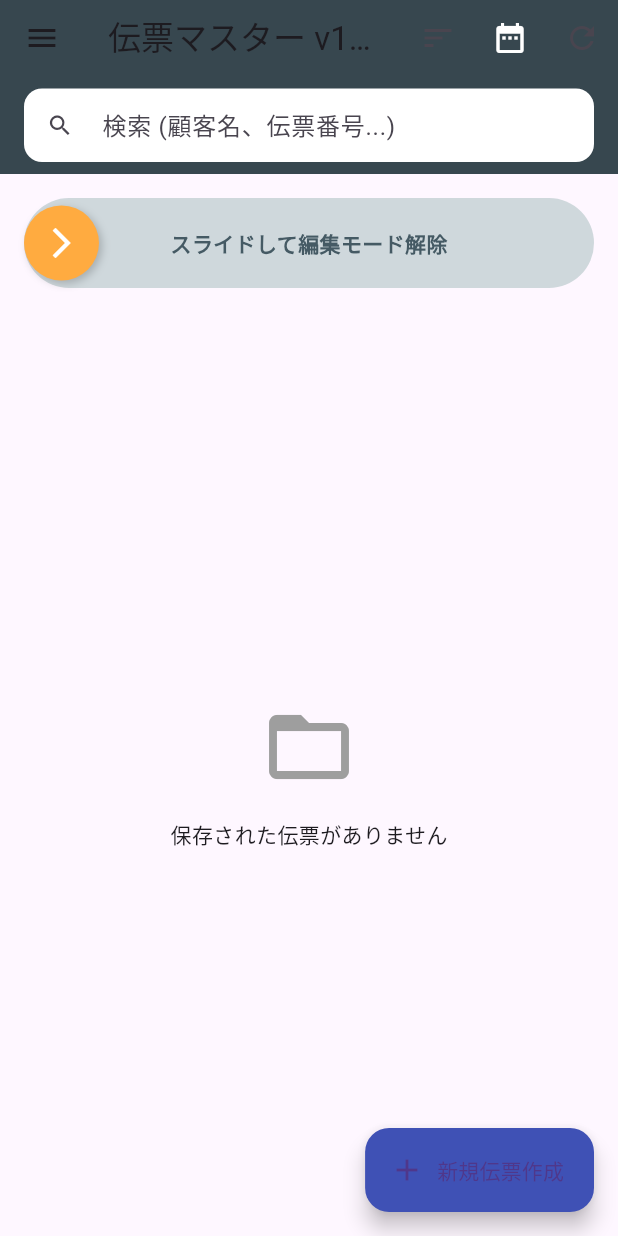
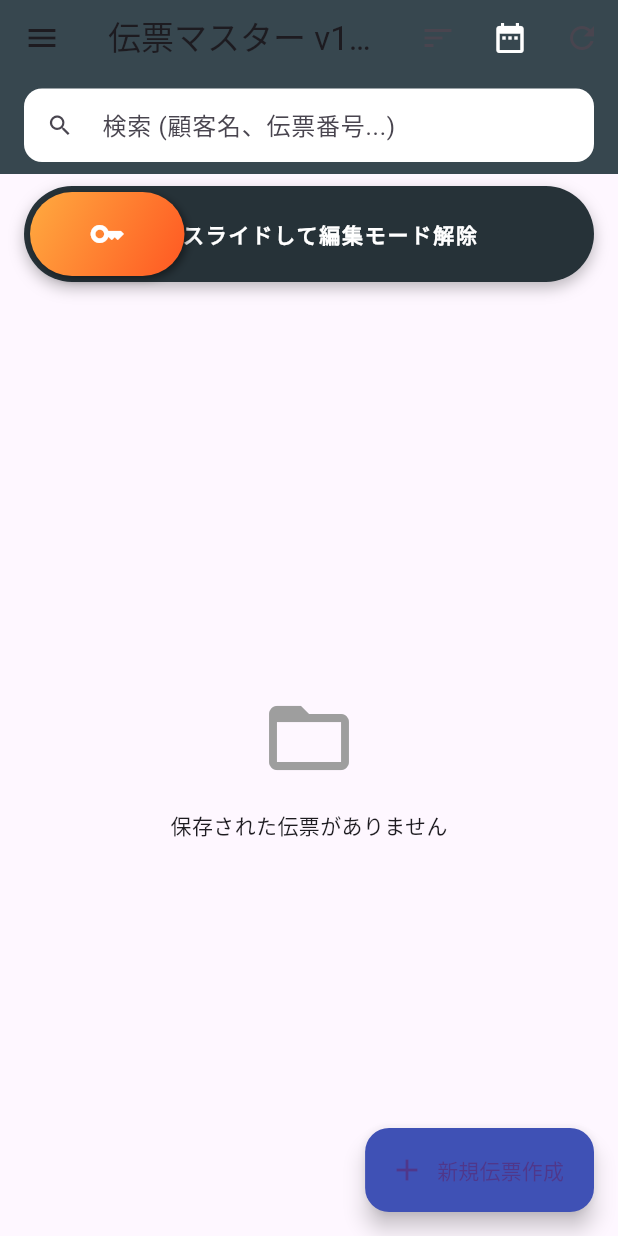
Before and after one commit to krasherjoe/h-1-0, a Flutter app: the screen it shows after launch, on a phone screen of 412 x 824 dp. Run offline on Flutter 3.47's test engine with Material 3 defaults, Android fonts, the phone set to English and light mode, and no system bars; our stand-ins replace flutter_contacts, geolocator, image_picker, open_filex, package_info_plus, pdf and 3 more; missing offline and left inert: esc_pos_utils_plus, mobile_scanner, print_bluetooth_thermal; accounts and stored records are empty.

Commit message:
feat: Implement terminal ID and content hash for invoices, enhance PDF generation with QR codes, and refine slide-to-unlock UI.

```diff
--- a/lib/main.dart
+++ b/lib/main.dart
@@ -1,5 +1,5 @@
 // lib/main.dart
-// version: 1.4.3c (Bug Fix: PDF layout error) - Refactored for modularity
+// version: 1.5.01 (Update: SHA256 & Management Features)
 import 'package:flutter/material.dart';
 
 // --- 独自モジュールのインポート ---
@@ -56,7 +56,7 @@ class _InvoiceFlowScreenState extends State<InvoiceFlowScreen> {
   Widget build(BuildContext context) {
     return Scaffold(
       appBar: AppBar(
-        title: const Text("販売アシスト1号 V1.4.3c"),
+        title: const Text("販売アシスト1号 V1.5.01"),
         backgroundColor: Colors.blueGrey,
       ),
       drawer: Drawer(
--- a/lib/models/invoice_models.dart
+++ b/lib/models/invoice_models.dart
@@ -1,5 +1,7 @@
+import 'dart:convert';
+import 'package:crypto/crypto.dart';
+import 'package:intl/intl.dart';
 import 'customer_model.dart';
-import 'package:intl/intl.dart';
 
 class InvoiceItem {
   final String? id;
@@ -62,6 +64,7 @@ class Invoice {
   final DateTime updatedAt;
   final double? latitude; // 追加
   final double? longitude; // 追加
+  final String terminalId; // 追加: 端末識別子
 
   Invoice({
     String? id,
@@ -78,8 +81,17 @@ class Invoice {
     DateTime? updatedAt,
     this.latitude, // 追加
     this.longitude, // 追加
+    String? terminalId, // 追加
   })  : id = id ?? DateTime.now().millisecondsSinceEpoch.toString(),
+        terminalId = terminalId ?? "T1", // デフォルト端末ID
         updatedAt = updatedAt ?? DateTime.now();
+
+  /// 伝票内容から決定論的なハッシュを生成する (SHA256の一部)
+  String get contentHash {
+    final input = "$id|$terminalId|${date.toIso8601String()}|${customer.id}|$totalAmount|${items.map((e) => "${e.description}${e.quantity}${e.unitPrice}").join()}";
+    final bytes = utf8.encode(input);
+    return sha256.convert(bytes).toString().substring(0, 8).toUpperCase();
+  }
 
   String get documentTypeName {
     switch (documentType) {
@@ -99,7 +111,7 @@ class Invoice {
     }
   }
 
-  String get invoiceNumber => "$invoiceNumberPrefix-${DateFormat('yyyyMMdd').format(date)}-${id.substring(id.length > 4 ? id.length - 4 : 0)}";
+  String get invoiceNumber => "$invoiceNumberPrefix-$terminalId-${DateFormat('yyyyMMdd').format(date)}-${id.substring(id.length > 4 ? id.length - 4 : 0)}";
 
   // 表示用の宛名（スナップショットがあれば優先）
   String get customerNameForDisplay => customerFormalNameSnapshot ?? customer.formalName;
@@ -124,6 +136,8 @@ class Invoice {
       'updated_at': updatedAt.toIso8601String(),
       'latitude': latitude, // 追加
       'longitude': longitude, // 追加
+      'terminal_id': terminalId, // 追加
+      'content_hash': contentHash, // 追加
     };
   }
 
--- a/lib/screens/invoice_input_screen.dart
+++ b/lib/screens/invoice_input_screen.dart
@@ -74,7 +74,7 @@ class _InvoiceInputFormState extends State<InvoiceInputForm> {
   }
 
   int get _subTotal => _items.fold(0, (sum, item) => sum + (item.unitPrice * item.quantity));
-  int get _tax => _includeTax ? (_subTotal * _taxRate).round() : 0;
+  int get _tax => _includeTax ? (_subTotal * _taxRate).floor() : 0;
   int get _total => _subTotal + _tax;
 
   Future<void> _saveInvoice({bool generatePdf = true}) async {
--- a/lib/services/database_helper.dart
+++ b/lib/services/database_helper.dart
@@ -2,7 +2,7 @@ import 'package:sqflite/sqflite.dart';
 import 'package:path/path.dart';
 
 class DatabaseHelper {
-  static const _databaseVersion = 9;
+  static const _databaseVersion = 10;
   static final DatabaseHelper _instance = DatabaseHelper._internal();
   static Database? _database;
 
@@ -84,6 +84,10 @@ class DatabaseHelper {
     if (oldVersion < 9) {
       await db.execute('ALTER TABLE company_info ADD COLUMN tax_display_mode TEXT DEFAULT "normal"');
     }
+    if (oldVersion < 10) {
+      await db.execute('ALTER TABLE invoices ADD COLUMN terminal_id TEXT DEFAULT "T1"');
+      await db.execute('ALTER TABLE invoices ADD COLUMN content_hash TEXT');
+    }
   }
 
   Future<void> _onCreate(Database db, int version) async {
@@ -145,6 +149,8 @@ class DatabaseHelper {
         updated_at TEXT NOT NULL,
         latitude REAL,
         longitude REAL,
+        terminal_id TEXT DEFAULT "T1",
+        content_hash TEXT,
         FOREIGN KEY (customer_id) REFERENCES customers (id)
       )
     ''');
--- a/lib/services/invoice_repository.dart
+++ b/lib/services/invoice_repository.dart
@@ -107,6 +107,7 @@ class InvoiceRepository {
         updatedAt: DateTime.parse(iMap['updated_at']),
         latitude: iMap['latitude'],
         longitude: iMap['longitude'],
+        terminalId: iMap['terminal_id'] ?? "T1",
       ));
     }
     return invoices;
--- a/lib/widgets/slide_to_unlock.dart
+++ b/lib/widgets/slide_to_unlock.dart
@@ -27,25 +27,41 @@ class _SlideToUnlockState extends State<SlideToUnlock> {
     return LayoutBuilder(
       builder: (context, constraints) {
         final double maxWidth = constraints.maxWidth;
-        final double trackWidth = maxWidth - _thumbSize;
+        final double trackWidth = maxWidth - _thumbSize - 8; // 余白を考慮
 
         return Container(
-          height: 60,
-          margin: const EdgeInsets.all(16),
+          height: 64,
+          margin: const EdgeInsets.symmetric(horizontal: 16, vertical: 8),
           decoration: BoxDecoration(
-            color: Colors.blueGrey.shade100,
-            borderRadius: BorderRadius.circular(30),
+            color: Colors.blueGrey.shade900,
+            borderRadius: BorderRadius.circular(32),
+            boxShadow: [
+              BoxShadow(color: Colors.black26, blurRadius: 8, offset: const Offset(0, 4)),
+            ],
           ),
           child: Stack(
             children: [
+              // 背景テキストとアニメーション効果（簡易）
               Center(
-                child: Text(
-                  widget.text,
-                  style: TextStyle(color: Colors.blueGrey.shade700, fontWeight: FontWeight.bold),
+                child: Opacity(
+                  opacity: (1 - (_position / trackWidth)).clamp(0.2, 1.0),
+                  child: Row(
+                    mainAxisAlignment: MainAxisAlignment.center,
+                    children: [
+                      const Icon(Icons.keyboard_double_arrow_right, color: Colors.white54, size: 20),
+                      const SizedBox(width: 8),
+                      Text(
+                        widget.text,
+                        style: const TextStyle(color: Colors.white, fontWeight: FontWeight.bold, letterSpacing: 1.2),
+                      ),
+                    ],
+                  ),
                 ),
               ),
+              // スライドつまみ
               Positioned(
-                left: _position,
+                left: _position + 4,
+                top: 4,
                 child: GestureDetector(
                   onHorizontalDragUpdate: (details) {
                     setState(() {
@@ -55,24 +71,32 @@ class _SlideToUnlockState extends State<SlideToUnlock> {
                     });
                   },
                   onHorizontalDragEnd: (details) {
-                    if (_position >= trackWidth * 0.9) {
+                    if (_position >= trackWidth * 0.95) {
                       widget.onUnlocked();
-                      setState(() => _position = 0); // 念のためリセット
+                      // 成功時はアニメーションで戻すのではなく、状態が変わるのでリセット
+                      setState(() => _position = 0);
                     } else {
+                      // 失敗時はバネのように戻る（簡易）
                       setState(() => _position = 0);
                     }
                   },
                   child: Container(
-                    width: _thumbSize,
-                    height: 60,
+                    width: maxWidth * 0.25, // 少し横長に
+                    height: 56,
                     decoration: BoxDecoration(
-                      color: Colors.orangeAccent,
-                      shape: BoxShape.circle,
+                      gradient: const LinearGradient(
+                        colors: [Colors.orangeAccent, Colors.deepOrange],
+                        begin: Alignment.topLeft,
+                        end: Alignment.bottomRight,
+                      ),
+                      borderRadius: BorderRadius.circular(28),
                       boxShadow: [
-                        BoxShadow(color: Colors.black.withOpacity(0.2), blurRadius: 4, offset: const Offset(2, 2)),
+                        BoxShadow(color: Colors.black45, blurRadius: 4, offset: const Offset(2, 2)),
                       ],
                     ),
-                    child: const Icon(Icons.arrow_forward_ios, color: Colors.white),
+                    child: const Center(
+                      child: Icon(Icons.key, color: Colors.white, size: 24),
+                    ),
                   ),
                 ),
               ),
--- a/pubspec.yaml
+++ b/pubspec.yaml
@@ -16,7 +16,7 @@ publish_to: "none" # Remove this line if you wish to publish to pub.dev
 # https://developer.apple.com/library/archive/documentation/General/Reference/InfoPlistKeyReference/Articles/CoreFoundationKeys.html
 # In Windows, build-name is used as the major, minor, and patch parts
 # of the product and file versions while build-number is used as the build suffix.
-version: 1.0.1+1
+version: 1.5.0+150
 
 environment:
   sdk: ^3.10.7
```
Also changed, not shown: lib/screens/management_screen.dart (+43 -9 lines), lib/services/pdf_generator.dart (+30 -5 lines).
